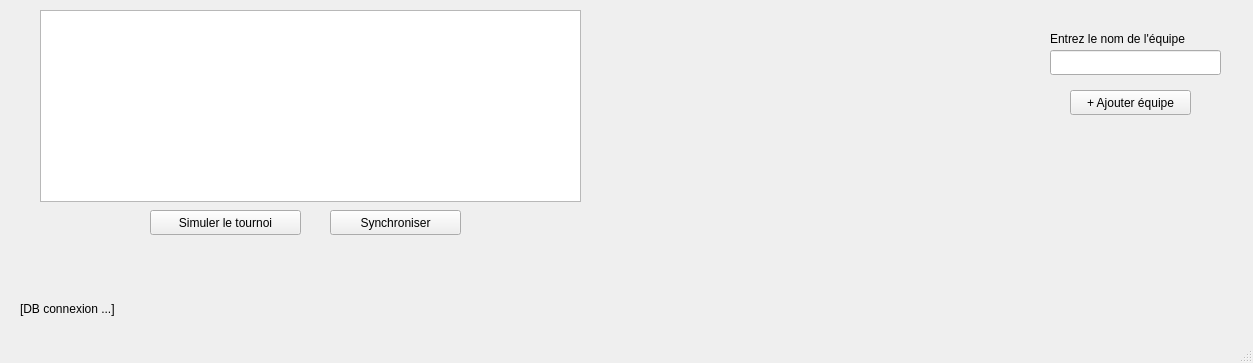
Before: the Qt Designer form mainwindow.ui in valow-psd/Tournoi2Foot, drawn with Qt 5.
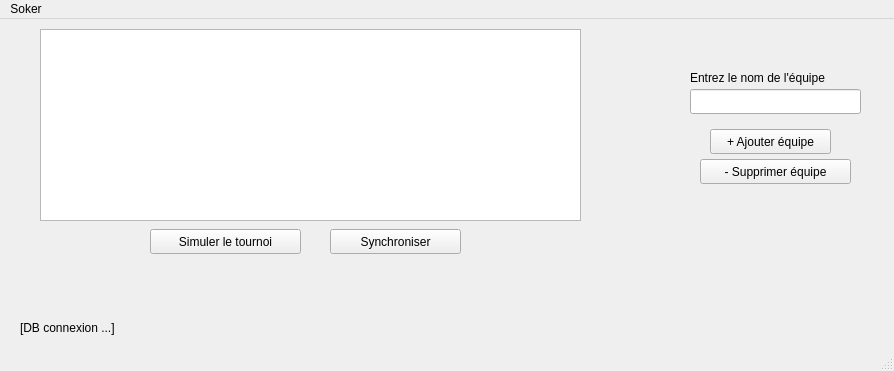
After: the same form once the commit is applied.

Commit message: Ajout de la suppression des equipes

What changed in the file:
```diff
--- a/mainwindow.ui
+++ b/mainwindow.ui
@@ -6,8 +6,8 @@
    <rect>
     <x>0</x>
     <y>0</y>
-    <width>1253</width>
-    <height>363</height>
+    <width>894</width>
+    <height>371</height>
    </rect>
   </property>
   <property name="windowTitle">
@@ -30,8 +30,8 @@
    <widget class="QLabel" name="label">
     <property name="geometry">
      <rect>
-      <x>1050</x>
-      <y>30</y>
+      <x>690</x>
+      <y>50</y>
       <width>171</width>
       <height>17</height>
      </rect>
@@ -43,8 +43,8 @@
    <widget class="QLineEdit" name="lineEdit_nom_equipe">
     <property name="geometry">
      <rect>
-      <x>1050</x>
-      <y>50</y>
+      <x>690</x>
+      <y>70</y>
       <width>171</width>
       <height>25</height>
      </rect>
@@ -53,8 +53,8 @@
    <widget class="QPushButton" name="button_ajouter_equipe">
     <property name="geometry">
      <rect>
-      <x>1070</x>
-      <y>90</y>
+      <x>710</x>
+      <y>110</y>
       <width>121</width>
       <height>25</height>
      </rect>
@@ -99,16 +99,35 @@
      </rect>
     </property>
    </widget>
+   <widget class="QPushButton" name="button_ajouter_equipe_2">
+    <property name="geometry">
+     <rect>
+      <x>700</x>
+      <y>140</y>
+      <width>151</width>
+      <height>25</height>
+     </rect>
+    </property>
+    <property name="text">
+     <string>- Supprimer équipe</string>
+    </property>
+   </widget>
   </widget>
   <widget class="QMenuBar" name="menubar">
    <property name="geometry">
     <rect>
      <x>0</x>
      <y>0</y>
-     <width>1253</width>
+     <width>894</width>
      <height>22</height>
     </rect>
    </property>
+   <widget class="QMenu" name="menuSoker">
+    <property name="title">
+     <string>Soker</string>
+    </property>
+   </widget>
+   <addaction name="menuSoker"/>
   </widget>
   <widget class="QStatusBar" name="statusbar"/>
  </widget>
```
The commit also changes 2 other files.
